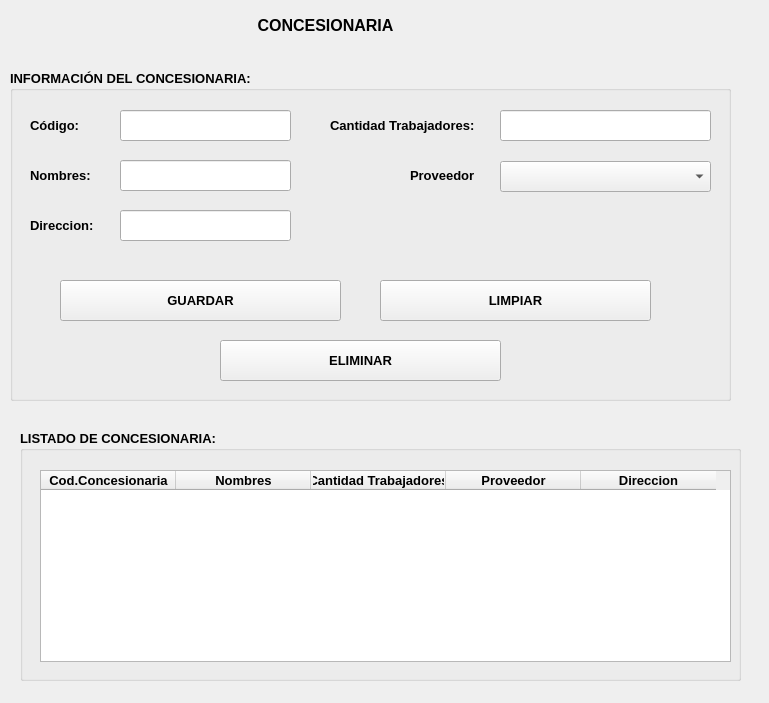
Old version of the form appVehiculos/view/fmconcesionaria.ui in the repository Alonsobox/Proyecto-ProgramacionObj.
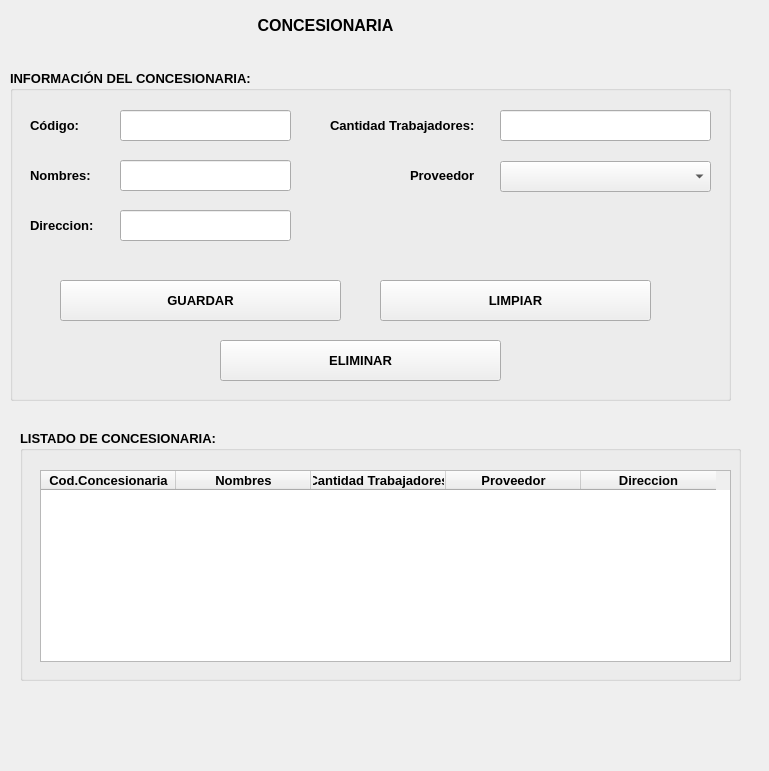
New version of the form.

Patch:
```diff
--- a/appVehiculos/view/fmconcesionaria.ui
+++ b/appVehiculos/view/fmconcesionaria.ui
@@ -7,7 +7,7 @@
     <x>0</x>
     <y>0</y>
     <width>769</width>
-    <height>703</height>
+    <height>771</height>
    </rect>
   </property>
   <property name="windowTitle">
```
